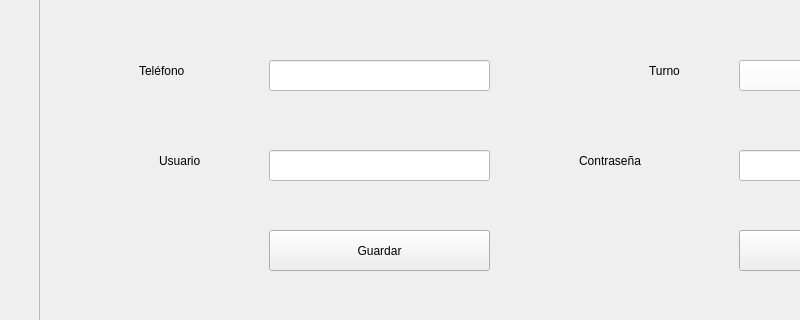
Above: Interfaces/AddDoctor.ui from xVyrusz/J-Medic2 before the change; both pictures show x 0 to 800 and y 279 to 599 of the 1150 by 750 pixel window. Below: the same form after it.
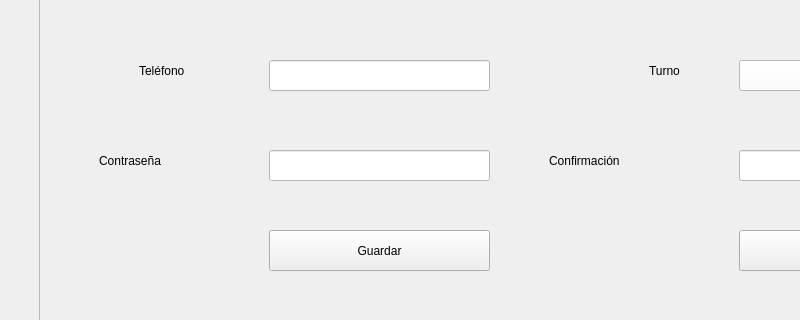
That is the form after the change.

Commit message: corrigiendo interfaz de medico

```diff
--- a/Interfaces/AddDoctor.ui
+++ b/Interfaces/AddDoctor.ui
@@ -232,14 +232,14 @@
     <widget class="QLabel" name="label_8">
      <property name="geometry">
       <rect>
-       <x>120</x>
+       <x>60</x>
        <y>400</y>
-       <width>91</width>
+       <width>171</width>
        <height>21</height>
       </rect>
      </property>
      <property name="text">
-      <string>Usuario</string>
+      <string>Contraseña</string>
      </property>
     </widget>
     <widget class="QLineEdit" name="inputUsuario">
@@ -258,14 +258,14 @@
     <widget class="QLabel" name="label_9">
      <property name="geometry">
       <rect>
-       <x>540</x>
+       <x>510</x>
        <y>400</y>
-       <width>141</width>
+       <width>171</width>
        <height>21</height>
       </rect>
      </property>
      <property name="text">
-      <string>Contraseña</string>
+      <string>Confirmación</string>
      </property>
     </widget>
     <widget class="QLineEdit" name="inputContra">
```
Left out of the diff: 5 changed lines with no effect on the pictures. The commit also changes 1 other file.
